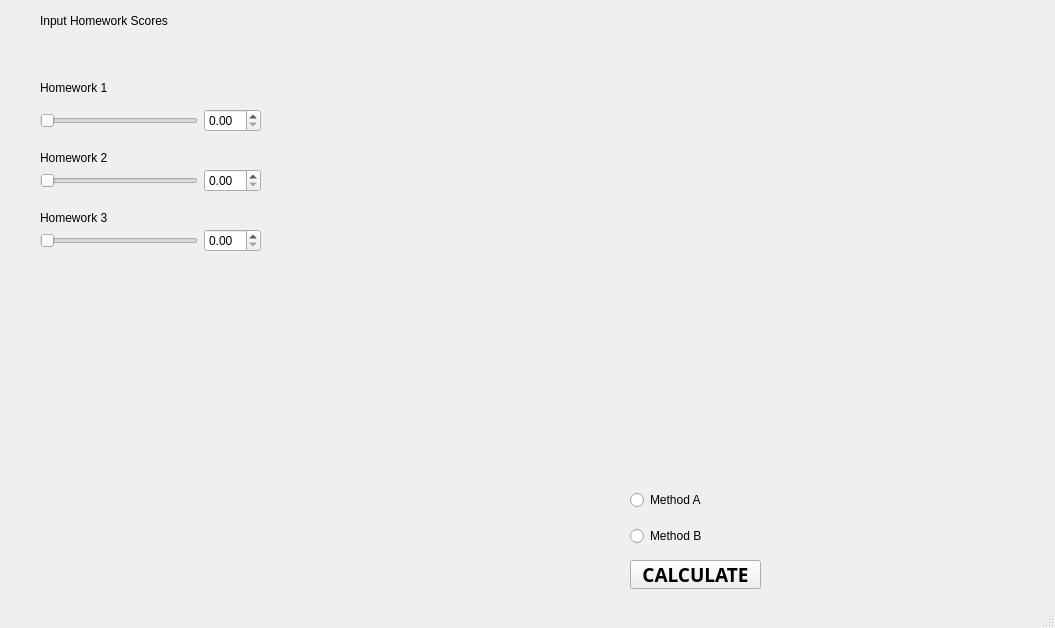
Above: grade calculator.ui from patilkap/Assignment-2 before the change. Below: the same form after it.
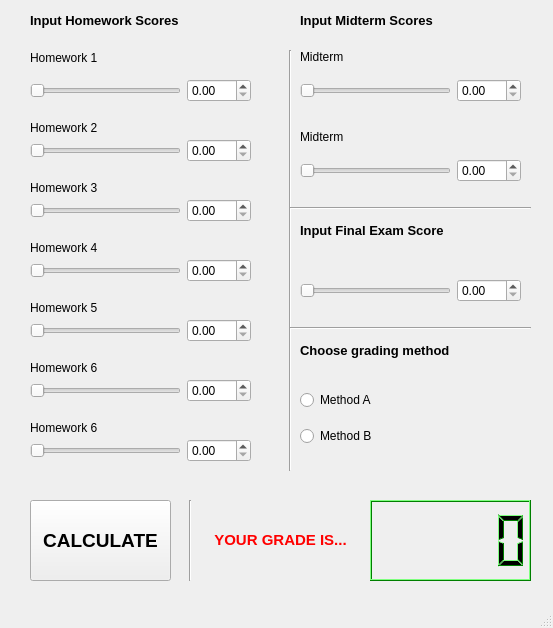
That is the form after the change. Custom widgets are drawn as their Qt base class.

Commit message:
Finished physical form
Added all homeworks, midterms, final exam, grading methods, fixed other visual appearances.

Only thing left is to link data together and create algorithm for calculating.

Patch:
```diff
--- a/grade calculator.ui
+++ b/grade calculator.ui
@@ -6,7 +6,7 @@
    <rect>
     <x>0</x>
     <y>0</y>
-    <width>1055</width>
+    <width>553</width>
     <height>628</height>
    </rect>
   </property>
@@ -17,28 +17,907 @@
    <widget class="QLabel" name="label">
     <property name="geometry">
      <rect>
-      <x>40</x>
+      <x>30</x>
       <y>10</y>
       <width>191</width>
       <height>21</height>
      </rect>
     </property>
     <property name="text">
-     <string>Input Homework Scores</string>
+     <string>&lt;html&gt;&lt;head/&gt;&lt;body&gt;&lt;p&gt;&lt;span style=&quot; font-size:10pt; font-weight:600;&quot;&gt;Input Homework Scores&lt;/span&gt;&lt;/p&gt;&lt;/body&gt;&lt;/html&gt;</string>
     </property>
    </widget>
-   <widget class="QgsColorButton" name="calculatebutton">
+   <widget class="QLabel" name="label_2">
     <property name="geometry">
      <rect>
-      <x>630</x>
-      <y>560</y>
-      <width>131</width>
-      <height>29</height>
+      <x>30</x>
+      <y>50</y>
+      <width>91</width>
+      <height>16</height>
+     </rect>
+    </property>
+    <property name="text">
+     <string>Homework 1</string>
+    </property>
+   </widget>
+   <widget class="QLabel" name="label_3">
+    <property name="geometry">
+     <rect>
+      <x>30</x>
+      <y>120</y>
+      <width>91</width>
+      <height>16</height>
+     </rect>
+    </property>
+    <property name="text">
+     <string>Homework 2</string>
+    </property>
+   </widget>
+   <widget class="QLabel" name="label_4">
+    <property name="geometry">
+     <rect>
+      <x>30</x>
+      <y>180</y>
+      <width>91</width>
+      <height>16</height>
+     </rect>
+    </property>
+    <property name="text">
+     <string>Homework 3</string>
+    </property>
+   </widget>
+   <widget class="QWidget" name="layoutWidget">
+    <property name="geometry">
+     <rect>
+      <x>30</x>
+      <y>250</y>
+      <width>221</width>
+      <height>41</height>
+     </rect>
+    </property>
+    <layout class="QHBoxLayout" name="horizontalLayout_4">
+     <item>
+      <widget class="QSlider" name="hw4slider">
+       <property name="cursor">
+        <cursorShape>SizeHorCursor</cursorShape>
+       </property>
+       <property name="orientation">
+        <enum>Qt::Horizontal</enum>
+       </property>
+      </widget>
+     </item>
+     <item>
+      <widget class="QDoubleSpinBox" name="hw4box">
+       <property name="cursor">
+        <cursorShape>IBeamCursor</cursorShape>
+       </property>
+       <property name="maximum">
+        <double>100.000000000000000</double>
+       </property>
+      </widget>
+     </item>
+    </layout>
+   </widget>
+   <widget class="QLabel" name="label_5">
+    <property name="geometry">
+     <rect>
+      <x>30</x>
+      <y>240</y>
+      <width>91</width>
+      <height>16</height>
+     </rect>
+    </property>
+    <property name="text">
+     <string>Homework 4</string>
+    </property>
+   </widget>
+   <widget class="QWidget" name="layoutWidget_2">
+    <property name="geometry">
+     <rect>
+      <x>30</x>
+      <y>310</y>
+      <width>221</width>
+      <height>41</height>
+     </rect>
+    </property>
+    <layout class="QHBoxLayout" name="horizontalLayout_5">
+     <item>
+      <widget class="QSlider" name="hw5slider">
+       <property name="cursor">
+        <cursorShape>SizeHorCursor</cursorShape>
+       </property>
+       <property name="orientation">
+        <enum>Qt::Horizontal</enum>
+       </property>
+      </widget>
+     </item>
+     <item>
+      <widget class="QDoubleSpinBox" name="hw5box">
+       <property name="cursor">
+        <cursorShape>IBeamCursor</cursorShape>
+       </property>
+       <property name="maximum">
+        <double>100.000000000000000</double>
+       </property>
+      </widget>
+     </item>
+    </layout>
+   </widget>
+   <widget class="QLabel" name="label_6">
+    <property name="geometry">
+     <rect>
+      <x>30</x>
+      <y>300</y>
+      <width>91</width>
+      <height>16</height>
+     </rect>
+    </property>
+    <property name="text">
+     <string>Homework 5</string>
+    </property>
+   </widget>
+   <widget class="QLabel" name="label_7">
+    <property name="geometry">
+     <rect>
+      <x>30</x>
+      <y>360</y>
+      <width>91</width>
+      <height>16</height>
+     </rect>
+    </property>
+    <property name="text">
+     <string>Homework 6</string>
+    </property>
+   </widget>
+   <widget class="QWidget" name="layoutWidget_3">
+    <property name="geometry">
+     <rect>
+      <x>30</x>
+      <y>370</y>
+      <width>221</width>
+      <height>41</height>
+     </rect>
+    </property>
+    <layout class="QHBoxLayout" name="horizontalLayout_6">
+     <item>
+      <widget class="QSlider" name="hw6slider">
+       <property name="cursor">
+        <cursorShape>SizeHorCursor</cursorShape>
+       </property>
+       <property name="orientation">
+        <enum>Qt::Horizontal</enum>
+       </property>
+      </widget>
+     </item>
+     <item>
+      <widget class="QDoubleSpinBox" name="hw6box">
+       <property name="cursor">
+        <cursorShape>IBeamCursor</cursorShape>
+       </property>
+       <property name="maximum">
+        <double>100.000000000000000</double>
+       </property>
+      </widget>
+     </item>
+    </layout>
+   </widget>
+   <widget class="QLabel" name="label_8">
+    <property name="geometry">
+     <rect>
+      <x>30</x>
+      <y>420</y>
+      <width>91</width>
+      <height>16</height>
+     </rect>
+    </property>
+    <property name="text">
+     <string>Homework 6</string>
+    </property>
+   </widget>
+   <widget class="QWidget" name="layoutWidget_4">
+    <property name="geometry">
+     <rect>
+      <x>30</x>
+      <y>430</y>
+      <width>221</width>
+      <height>41</height>
+     </rect>
+    </property>
+    <layout class="QHBoxLayout" name="horizontalLayout_7">
+     <item>
+      <widget class="QSlider" name="hw7slider">
+       <property name="cursor">
+        <cursorShape>SizeHorCursor</cursorShape>
+       </property>
+       <property name="orientation">
+        <enum>Qt::Horizontal</enum>
+       </property>
+      </widget>
+     </item>
+     <item>
+      <widget class="QDoubleSpinBox" name="hw7box">
+       <property name="cursor">
+        <cursorShape>IBeamCursor</cursorShape>
+       </property>
+       <property name="maximum">
+        <double>100.000000000000000</double>
+       </property>
+      </widget>
+     </item>
+    </layout>
+   </widget>
+   <widget class="Line" name="line">
+    <property name="geometry">
+     <rect>
+      <x>280</x>
+      <y>50</y>
+      <width>20</width>
+      <height>421</height>
+     </rect>
+    </property>
+    <property name="orientation">
+     <enum>Qt::Vertical</enum>
+    </property>
+   </widget>
+   <widget class="QLabel" name="label_9">
+    <property name="geometry">
+     <rect>
+      <x>300</x>
+      <y>10</y>
+      <width>191</width>
+      <height>21</height>
+     </rect>
+    </property>
+    <property name="text">
+     <string>&lt;html&gt;&lt;head/&gt;&lt;body&gt;&lt;p&gt;&lt;span style=&quot; font-size:10pt; font-weight:600;&quot;&gt;Input Midterm Scores&lt;/span&gt;&lt;/p&gt;&lt;/body&gt;&lt;/html&gt;</string>
+    </property>
+   </widget>
+   <widget class="QLabel" name="label_10">
+    <property name="geometry">
+     <rect>
+      <x>300</x>
+      <y>50</y>
+      <width>46</width>
+      <height>13</height>
+     </rect>
+    </property>
+    <property name="text">
+     <string>Midterm 1</string>
+    </property>
+   </widget>
+   <widget class="QWidget" name="layoutWidget_5">
+    <property name="geometry">
+     <rect>
+      <x>300</x>
+      <y>70</y>
+      <width>221</width>
+      <height>41</height>
+     </rect>
+    </property>
+    <layout class="QHBoxLayout" name="horizontalLayout_8">
+     <item>
+      <widget class="QSlider" name="mt1slider">
+       <property name="cursor">
+        <cursorShape>SizeHorCursor</cursorShape>
+       </property>
+       <property name="orientation">
+        <enum>Qt::Horizontal</enum>
+       </property>
+      </widget>
+     </item>
+     <item>
+      <widget class="QDoubleSpinBox" name="mt1box">
+       <property name="cursor">
+        <cursorShape>IBeamCursor</cursorShape>
+       </property>
+       <property name="maximum">
+        <double>100.000000000000000</double>
+       </property>
+      </widget>
+     </item>
+    </layout>
+   </widget>
+   <widget class="QLabel" name="label_11">
+    <property name="geometry">
+     <rect>
+      <x>300</x>
+      <y>130</y>
+      <width>46</width>
+      <height>13</height>
+     </rect>
+    </property>
+    <property name="text">
+     <string>Midterm 2</string>
+    </property>
+   </widget>
+   <widget class="QWidget" name="layoutWidget_6">
+    <property name="geometry">
+     <rect>
+      <x>300</x>
+      <y>150</y>
+      <width>221</width>
+      <height>41</height>
+     </rect>
+    </property>
+    <layout class="QHBoxLayout" name="horizontalLayout_9">
+     <item>
+      <widget class="QSlider" name="mt2slider">
+       <property name="cursor">
+        <cursorShape>SizeHorCursor</cursorShape>
+       </property>
+       <property name="maximum">
+        <number>100</number>
+       </property>
+       <property name="orientation">
+        <enum>Qt::Horizontal</enum>
+       </property>
+      </widget>
+     </item>
+     <item>
+      <widget class="QDoubleSpinBox" name="mt2box">
+       <property name="cursor">
+        <cursorShape>IBeamCursor</cursorShape>
+       </property>
+       <property name="maximum">
+        <double>100.000000000000000</double>
+       </property>
+      </widget>
+     </item>
+    </layout>
+   </widget>
+   <widget class="Line" name="line_2">
+    <property name="geometry">
+     <rect>
+      <x>290</x>
+      <y>200</y>
+      <width>241</width>
+      <height>16</height>
+     </rect>
+    </property>
+    <property name="orientation">
+     <enum>Qt::Horizontal</enum>
+    </property>
+   </widget>
+   <widget class="QLabel" name="label_12">
+    <property name="geometry">
+     <rect>
+      <x>300</x>
+      <y>220</y>
+      <width>191</width>
+      <height>21</height>
+     </rect>
+    </property>
+    <property name="text">
+     <string>&lt;html&gt;&lt;head/&gt;&lt;body&gt;&lt;p&gt;&lt;span style=&quot; font-size:10pt; font-weight:600;&quot;&gt;Input Final Exam Score&lt;/span&gt;&lt;/p&gt;&lt;/body&gt;&lt;/html&gt;</string>
+    </property>
+   </widget>
+   <widget class="QWidget" name="layoutWidget_7">
+    <property name="geometry">
+     <rect>
+      <x>300</x>
+      <y>270</y>
+      <width>221</width>
+      <height>41</height>
+     </rect>
+    </property>
+    <layout class="QHBoxLayout" name="horizontalLayout_10">
+     <item>
+      <widget class="QSlider" name="feslider">
+       <property name="cursor">
+        <cursorShape>SizeHorCursor</cursorShape>
+       </property>
+       <property name="maximum">
+        <number>100</number>
+       </property>
+       <property name="orientation">
+        <enum>Qt::Horizontal</enum>
+       </property>
+      </widget>
+     </item>
+     <item>
+      <widget class="QDoubleSpinBox" name="febox">
+       <property name="cursor">
+        <cursorShape>IBeamCursor</cursorShape>
+       </property>
+       <property name="maximum">
+        <double>100.000000000000000</double>
+       </property>
+      </widget>
+     </item>
+    </layout>
+   </widget>
+   <widget class="Line" name="line_3">
+    <property name="geometry">
+     <rect>
+      <x>290</x>
+      <y>320</y>
+      <width>241</width>
+      <height>16</height>
+     </rect>
+    </property>
+    <property name="orientation">
+     <enum>Qt::Horizontal</enum>
+    </property>
+   </widget>
+   <widget class="QLabel" name="label_13">
+    <property name="geometry">
+     <rect>
+      <x>300</x>
+      <y>340</y>
+      <width>191</width>
+      <height>21</height>
+     </rect>
+    </property>
+    <property name="text">
+     <string>&lt;html&gt;&lt;head/&gt;&lt;body&gt;&lt;p&gt;&lt;span style=&quot; font-size:10pt; font-weight:600;&quot;&gt;Choose grading method&lt;/span&gt;&lt;/p&gt;&lt;/body&gt;&lt;/html&gt;</string>
+    </property>
+   </widget>
+   <widget class="QLCDNumber" name="lcdNumber">
+    <property name="geometry">
+     <rect>
+      <x>370</x>
+      <y>500</y>
+      <width>161</width>
+      <height>81</height>
+     </rect>
+    </property>
+    <property name="palette">
+     <palette>
+      <active>
+       <colorrole role="WindowText">
+        <brush brushstyle="SolidPattern">
+         <color alpha="255">
+          <red>0</red>
+          <green>0</green>
+          <blue>0</blue>
+         </color>
+        </brush>
+       </colorrole>
+       <colorrole role="Button">
+        <brush brushstyle="SolidPattern">
+         <color alpha="255">
+          <red>0</red>
+          <green>255</green>
+          <blue>0</blue>
+         </color>
+        </brush>
+       </colorrole>
+       <colorrole role="Light">
+        <brush brushstyle="SolidPattern">
+         <color alpha="255">
+          <red>127</red>
+          <green>255</green>
+          <blue>127</blue>
+         </color>
+        </brush>
+       </colorrole>
+       <colorrole role="Midlight">
+        <brush brushstyle="SolidPattern">
+         <color alpha="255">
+          <red>63</red>
+          <green>255</green>
+          <blue>63</blue>
+         </color>
+        </brush>
+       </colorrole>
+       <colorrole role="Dark">
+        <brush brushstyle="SolidPattern">
+         <color alpha="255">
+          <red>0</red>
+          <green>127</green>
+          <blue>0</blue>
+         </color>
+        </brush>
+       </colorrole>
+       <colorrole role="Mid">
+        <brush brushstyle="SolidPattern">
+         <color alpha="255">
+          <red>0</red>
+          <green>170</green>
+          <blue>0</blue>
+         </color>
+        </brush>
+       </colorrole>
+       <colorrole role="Text">
+        <brush brushstyle="SolidPattern">
+         <color alpha="255">
+          <red>0</red>
+          <green>0</green>
+          <blue>0</blue>
+         </color>
+        </brush>
+       </colorrole>
+       <colorrole role="BrightText">
+        <brush brushstyle="SolidPattern">
+         <color alpha="255">
+          <red>255</red>
+          <green>255</green>
+          <blue>255</blue>
+         </color>
+        </brush>
+       </colorrole>
+       <colorrole role="ButtonText">
+        <brush brushstyle="SolidPattern">
+         <color alpha="255">
+          <red>0</red>
+          <green>0</green>
+          <blue>0</blue>
+         </color>
+        </brush>
+       </colorrole>
+       <colorrole role="Base">
+        <brush brushstyle="SolidPattern">
+         <color alpha="255">
+          <red>255</red>
+          <green>255</green>
+          <blue>255</blue>
+         </color>
+        </brush>
+       </colorrole>
+       <colorrole role="Window">
+        <brush brushstyle="SolidPattern">
+         <color alpha="255">
+          <red>0</red>
+          <green>255</green>
+          <blue>0</blue>
+         </color>
+        </brush>
+       </colorrole>
+       <colorrole role="Shadow">
+        <brush brushstyle="SolidPattern">
+         <color alpha="255">
+          <red>0</red>
+          <green>0</green>
+          <blue>0</blue>
+         </color>
+        </brush>
+       </colorrole>
+       <colorrole role="AlternateBase">
+        <brush brushstyle="SolidPattern">
+         <color alpha="255">
+          <red>127</red>
+          <green>255</green>
+          <blue>127</blue>
+         </color>
+        </brush>
+       </colorrole>
+       <colorrole role="ToolTipBase">
+        <brush brushstyle="SolidPattern">
+         <color alpha="255">
+          <red>255</red>
+          <green>255</green>
+          <blue>220</blue>
+         </color>
+        </brush>
+       </colorrole>
+       <colorrole role="ToolTipText">
+        <brush brushstyle="SolidPattern">
+         <color alpha="255">
+          <red>0</red>
+          <green>0</green>
+          <blue>0</blue>
+         </color>
+        </brush>
+       </colorrole>
+      </active>
+      <inactive>
+       <colorrole role="WindowText">
+        <brush brushstyle="SolidPattern">
+         <color alpha="255">
+          <red>0</red>
+          <green>0</green>
+          <blue>0</blue>
+         </color>
+        </brush>
+       </colorrole>
+       <colorrole role="Button">
+        <brush brushstyle="SolidPattern">
+         <color alpha="255">
+          <red>0</red>
+          <green>255</green>
+          <blue>0</blue>
+         </color>
+        </brush>
+       </colorrole>
+       <colorrole role="Light">
+        <brush brushstyle="SolidPattern">
+         <color alpha="255">
+          <red>127</red>
+          <green>255</green>
+          <blue>127</blue>
+         </color>
+        </brush>
+       </colorrole>
+       <colorrole role="Midlight">
+        <brush brushstyle="SolidPattern">
+         <color alpha="255">
+          <red>63</red>
+          <green>255</green>
+          <blue>63</blue>
+         </color>
+        </brush>
+       </colorrole>
+       <colorrole role="Dark">
+        <brush brushstyle="SolidPattern">
+         <color alpha="255">
+          <red>0</red>
+          <green>127</green>
+          <blue>0</blue>
+         </color>
+        </brush>
+       </colorrole>
+       <colorrole role="Mid">
+        <brush brushstyle="SolidPattern">
+         <color alpha="255">
+          <red>0</red>
+          <green>170</green>
+          <blue>0</blue>
+         </color>
+        </brush>
+       </colorrole>
+       <colorrole role="Text">
+        <brush brushstyle="SolidPattern">
+         <color alpha="255">
+          <red>0</red>
+          <green>0</green>
+          <blue>0</blue>
+         </color>
+        </brush>
+       </colorrole>
+       <colorrole role="BrightText">
+        <brush brushstyle="SolidPattern">
+         <color alpha="255">
+          <red>255</red>
+          <green>255</green>
+          <blue>255</blue>
+         </color>
+        </brush>
+       </colorrole>
+       <colorrole role="ButtonText">
+        <brush brushstyle="SolidPattern">
+         <color alpha="255">
+          <red>0</red>
+          <green>0</green>
+          <blue>0</blue>
+         </color>
+        </brush>
+       </colorrole>
+       <colorrole role="Base">
+        <brush brushstyle="SolidPattern">
+         <color alpha="255">
+          <red>255</red>
+          <green>255</green>
+          <blue>255</blue>
+         </color>
+        </brush>
+       </colorrole>
+       <colorrole role="Window">
+        <brush brushstyle="SolidPattern">
+         <color alpha="255">
+          <red>0</red>
+          <green>255</green>
+          <blue>0</blue>
+         </color>
+        </brush>
+       </colorrole>
+       <colorrole role="Shadow">
+        <brush brushstyle="SolidPattern">
+         <color alpha="255">
+          <red>0</red>
+          <green>0</green>
+          <blue>0</blue>
+         </color>
+        </brush>
+       </colorrole>
+       <colorrole role="AlternateBase">
+        <brush brushstyle="SolidPattern">
+         <color alpha="255">
+          <red>127</red>
+          <green>255</green>
+          <blue>127</blue>
+         </color>
+        </brush>
+       </colorrole>
+       <colorrole role="ToolTipBase">
+        <brush brushstyle="SolidPattern">
+         <color alpha="255">
+          <red>255</red>
+          <green>255</green>
+          <blue>220</blue>
+         </color>
+        </brush>
+       </colorrole>
+       <colorrole role="ToolTipText">
+        <brush brushstyle="SolidPattern">
+         <color alpha="255">
+          <red>0</red>
+          <green>0</green>
+          <blue>0</blue>
+         </color>
+        </brush>
+       </colorrole>
+      </inactive>
+      <disabled>
+       <colorrole role="WindowText">
+        <brush brushstyle="SolidPattern">
+         <color alpha="255">
+          <red>0</red>
+          <green>127</green>
+          <blue>0</blue>
+         </color>
+        </brush>
+       </colorrole>
+       <colorrole role="Button">
+        <brush brushstyle="SolidPattern">
+         <color alpha="255">
+          <red>0</red>
+          <green>255</green>
+          <blue>0</blue>
+         </color>
+        </brush>
+       </colorrole>
+       <colorrole role="Light">
+        <brush brushstyle="SolidPattern">
+         <color alpha="255">
+          <red>127</red>
+          <green>255</green>
+          <blue>127</blue>
+         </color>
+        </brush>
+       </colorrole>
+       <colorrole role="Midlight">
+        <brush brushstyle="SolidPattern">
+         <color alpha="255">
+          <red>63</red>
+          <green>255</green>
+          <blue>63</blue>
+         </color>
+        </brush>
+       </colorrole>
+       <colorrole role="Dark">
+        <brush brushstyle="SolidPattern">
+         <color alpha="255">
+          <red>0</red>
+          <green>127</green>
+          <blue>0</blue>
+         </color>
+        </brush>
+       </colorrole>
+       <colorrole role="Mid">
+        <brush brushstyle="SolidPattern">
+         <color alpha="255">
+          <red>0</red>
+          <green>170</green>
+          <blue>0</blue>
+         </color>
+        </brush>
+       </colorrole>
+       <colorrole role="Text">
+        <brush brushstyle="SolidPattern">
+         <color alpha="255">
+          <red>0</red>
+          <green>127</green>
+          <blue>0</blue>
+         </color>
+        </brush>
+       </colorrole>
+       <colorrole role="BrightText">
+        <brush brushstyle="SolidPattern">
+         <color alpha="255">
+          <red>255</red>
+          <green>255</green>
+          <blue>255</blue>
+         </color>
+        </brush>
+       </colorrole>
+       <colorrole role="ButtonText">
+        <brush brushstyle="SolidPattern">
+         <color alpha="255">
+          <red>0</red>
+          <green>127</green>
+          <blue>0</blue>
+         </color>
+        </brush>
+       </colorrole>
+       <colorrole role="Base">
+        <brush brushstyle="SolidPattern">
+         <color alpha="255">
+          <red>0</red>
+          <green>255</green>
+          <blue>0</blue>
+         </color>
+        </brush>
+       </colorrole>
+       <colorrole role="Window">
+        <brush brushstyle="SolidPattern">
+         <color alpha="255">
+          <red>0</red>
+          <green>255</green>
+          <blue>0</blue>
+         </color>
+        </brush>
+       </colorrole>
+       <colorrole role="Shadow">
+        <brush brushstyle="SolidPattern">
+         <color alpha="255">
+          <red>0</red>
+          <green>0</green>
+          <blue>0</blue>
+         </color>
+        </brush>
+       </colorrole>
+       <colorrole role="AlternateBase">
+        <brush brushstyle="SolidPattern">
+         <color alpha="255">
+          <red>0</red>
+          <green>255</green>
+          <blue>0</blue>
+         </color>
+        </brush>
+       </colorrole>
+       <colorrole role="ToolTipBase">
+        <brush brushstyle="SolidPattern">
+         <color alpha="255">
+          <red>255</red>
+          <green>255</green>
+          <blue>220</blue>
+         </color>
+        </brush>
+       </colorrole>
+       <colorrole role="ToolTipText">
+        <brush brushstyle="SolidPattern">
+         <color alpha="255">
+          <red>0</red>
+          <green>0</green>
+          <blue>0</blue>
+         </color>
+        </brush>
+       </colorrole>
+      </disabled>
+     </palette>
+    </property>
+    <property name="cursor">
+     <cursorShape>BlankCursor</cursorShape>
+    </property>
+   </widget>
+   <widget class="Line" name="line_4">
+    <property name="geometry">
+     <rect>
+      <x>180</x>
+      <y>500</y>
+      <width>20</width>
+      <height>81</height>
+     </rect>
+    </property>
+    <property name="orientation">
+     <enum>Qt::Vertical</enum>
+    </property>
+   </widget>
+   <widget class="QLabel" name="label_14">
+    <property name="geometry">
+     <rect>
+      <x>190</x>
+      <y>530</y>
+      <width>181</width>
+      <height>21</height>
+     </rect>
+    </property>
+    <property name="text">
+     <string>&lt;html&gt;&lt;head/&gt;&lt;body&gt;&lt;p align=&quot;center&quot;&gt;&lt;span style=&quot; font-size:11pt; font-weight:600; color:#ff0000;&quot;&gt;YOUR GRADE IS...&lt;/span&gt;&lt;/p&gt;&lt;/body&gt;&lt;/html&gt;</string>
+    </property>
+   </widget>
+   <widget class="QPushButton" name="pushButton">
+    <property name="geometry">
+     <rect>
+      <x>30</x>
+      <y>500</y>
+      <width>141</width>
+      <height>81</height>
      </rect>
     </property>
     <property name="font">
      <font>
-      <family>Century Gothic</family>
+      <family>Microsoft JhengHei UI</family>
       <pointsize>14</pointsize>
       <weight>75</weight>
       <bold>true</bold>
@@ -47,58 +926,12 @@
     <property name="text">
      <string>CALCULATE</string>
     </property>
-    <property name="color">
-     <color>
-      <red>0</red>
-      <green>255</green>
-      <blue>255</blue>
-     </color>
-    </property>
-   </widget>
-   <widget class="QLabel" name="label_2">
-    <property name="geometry">
-     <rect>
-      <x>40</x>
-      <y>80</y>
-      <width>91</width>
-      <height>16</height>
-     </rect>
-    </property>
-    <property name="text">
-     <string>Homework 1</string>
-    </property>
-   </widget>
-   <widget class="QLabel" name="label_3">
-    <property name="geometry">
-     <rect>
-      <x>40</x>
-      <y>150</y>
-      <width>91</width>
-      <height>16</height>
-     </rect>
-    </property>
-    <property name="text">
-     <string>Homework 2</string>
-    </property>
-   </widget>
-   <widget class="QLabel" name="label_4">
-    <property name="geometry">
-     <rect>
-      <x>40</x>
-      <y>210</y>
-      <width>91</width>
-      <height>16</height>
-     </rect>
-    </property>
-    <property name="text">
-     <string>Homework 3</string>
-    </property>
    </widget>
    <widget class="QWidget" name="">
     <property name="geometry">
      <rect>
-      <x>630</x>
-      <y>480</y>
+      <x>300</x>
+      <y>380</y>
       <width>133</width>
       <height>77</height>
      </rect>
@@ -123,8 +956,8 @@
    <widget class="QWidget" name="">
     <property name="geometry">
      <rect>
-      <x>40</x>
-      <y>100</y>
+      <x>30</x>
+      <y>70</y>
       <width>221</width>
       <height>41</height>
      </rect>
@@ -138,15 +971,22 @@
       </widget>
      </item>
      <item>
-      <widget class="QDoubleSpinBox" name="hw1box"/>
+      <widget class="QDoubleSpinBox" name="hw1box">
+       <property name="cursor">
+        <cursorShape>IBeamCursor</cursorShape>
+       </property>
+       <property name="maximum">
+        <double>100.000000000000000</double>
+       </property>
+      </widget>
      </item>
     </layout>
    </widget>
    <widget class="QWidget" name="">
     <property name="geometry">
      <rect>
-      <x>40</x>
-      <y>160</y>
+      <x>30</x>
+      <y>130</y>
       <width>221</width>
       <height>41</height>
      </rect>
@@ -160,15 +1000,22 @@
       </widget>
      </item>
      <item>
-      <widget class="QDoubleSpinBox" name="hw2box"/>
+      <widget class="QDoubleSpinBox" name="hw2box">
+       <property name="cursor">
+        <cursorShape>IBeamCursor</cursorShape>
+       </property>
+       <property name="maximum">
+        <double>100.000000000000000</double>
+       </property>
+      </widget>
      </item>
     </layout>
    </widget>
    <widget class="QWidget" name="">
     <property name="geometry">
      <rect>
-      <x>40</x>
-      <y>220</y>
+      <x>30</x>
+      <y>190</y>
       <width>221</width>
       <height>41</height>
      </rect>
@@ -182,20 +1029,20 @@
       </widget>
      </item>
      <item>
-      <widget class="QDoubleSpinBox" name="hw3box"/>
+      <widget class="QDoubleSpinBox" name="hw3box">
+       <property name="cursor">
+        <cursorShape>IBeamCursor</cursorShape>
+       </property>
+       <property name="maximum">
+        <double>100.000000000000000</double>
+       </property>
+      </widget>
      </item>
     </layout>
    </widget>
   </widget>
   <widget class="QStatusBar" name="statusbar"/>
  </widget>
- <customwidgets>
-  <customwidget>
-   <class>QgsColorButton</class>
-   <extends>QPushButton</extends>
-   <header>qgscolorbutton.h</header>
-  </customwidget>
- </customwidgets>
  <resources/>
  <connections/>
 </ui>
```
Left out of the diff: 18 changed lines with no effect on the pictures.
